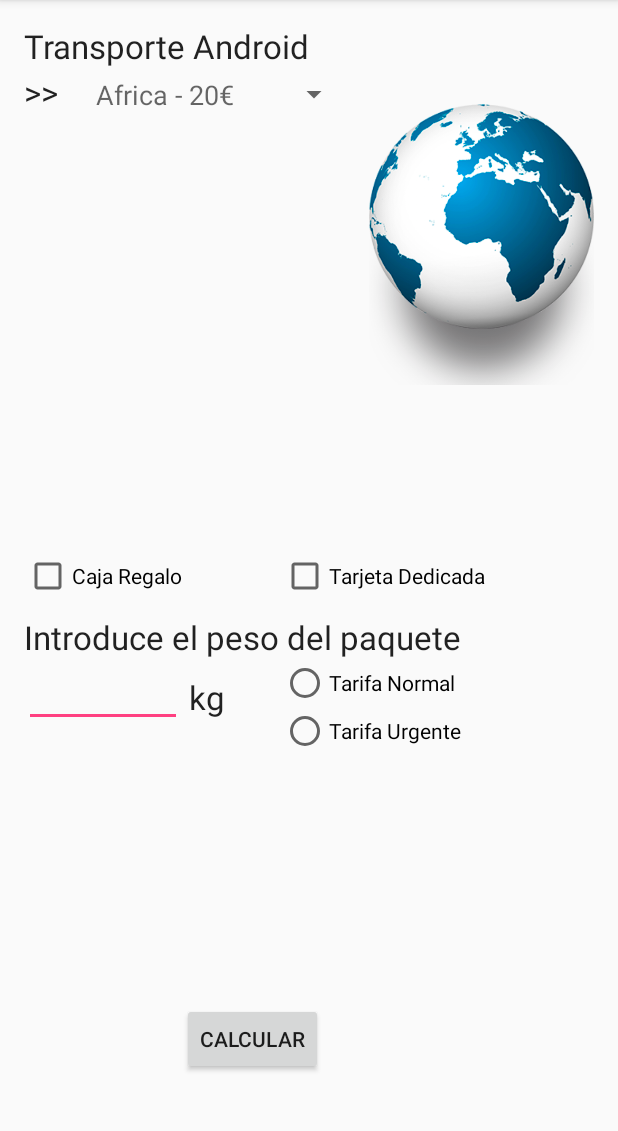
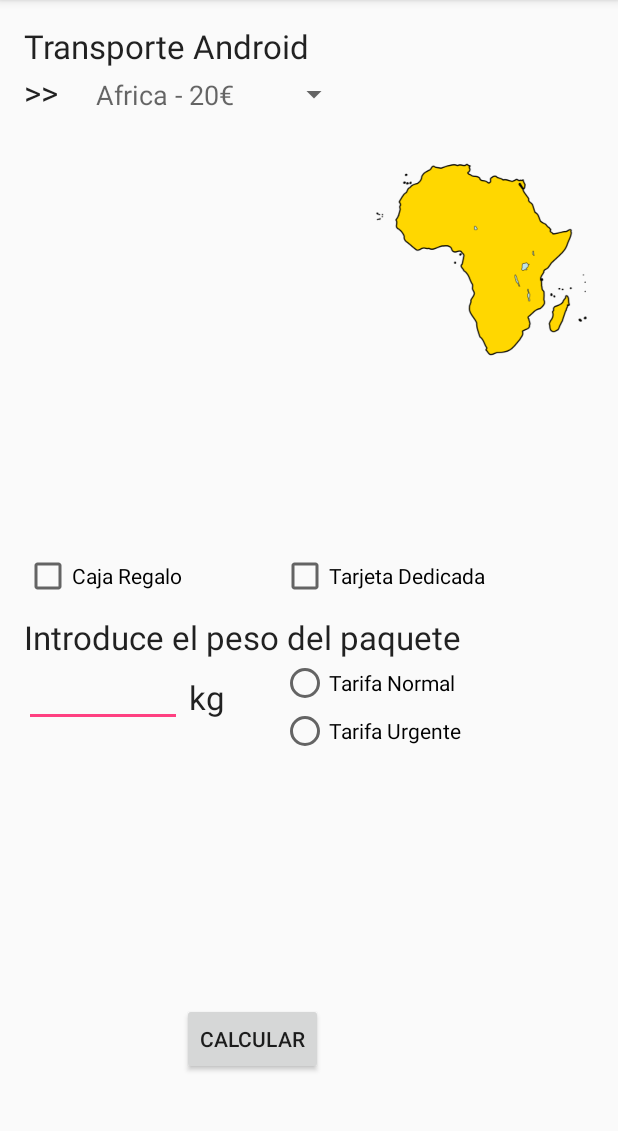
Before and after one commit to alvarorovira5/PMM, an Android app: the screen it shows after launch (MainActivity), on a phone screen of 412 x 824 dp, the part 84-1215 px from its top. Run offline under Robolectric (Android 15) with nearby library versions, the phone set to English and light mode, and no system bars.

Commit message:
Cambiar Imagen Mundo

```diff
--- a/EjercicioNavidad/app/src/main/java/com/example/alvaro/ejercicionavidad/MainActivity.java
+++ b/EjercicioNavidad/app/src/main/java/com/example/alvaro/ejercicionavidad/MainActivity.java
@@ -78,6 +78,7 @@ public class MainActivity extends AppCompatActivity {
                 idContinente = position;
                 precioFinal= continente[idContinente].getPrecio();
                 Toast.makeText(MainActivity.this, continente[idContinente].getNombre() + "", Toast.LENGTH_SHORT).show();
+                cambiarImagen(position);
             }
 
             @Override
@@ -85,6 +86,8 @@ public class MainActivity extends AppCompatActivity {
 
             }
         });
+
+
         cajaRegalo= (CheckBox) findViewById(R.id.cajaRegalo);
         cajaRegalo.setOnCheckedChangeListener(new CompoundButton.OnCheckedChangeListener() {
             @Override
@@ -144,6 +147,11 @@ public class MainActivity extends AppCompatActivity {
                 }
             }
         });
+    }
+
+    private void cambiarImagen(int i){
+        ImageView image= (ImageView)findViewById(R.id.imageView);
+        image.setImageResource(continente[i].getImagen());
     }
     //Menu
     @Override
```
Also changed, not shown: EjercicioNavidad/app/src/main/java/com/example/alvaro/ejercicionavidad/datosCliente.java (line endings or trailing spaces).
